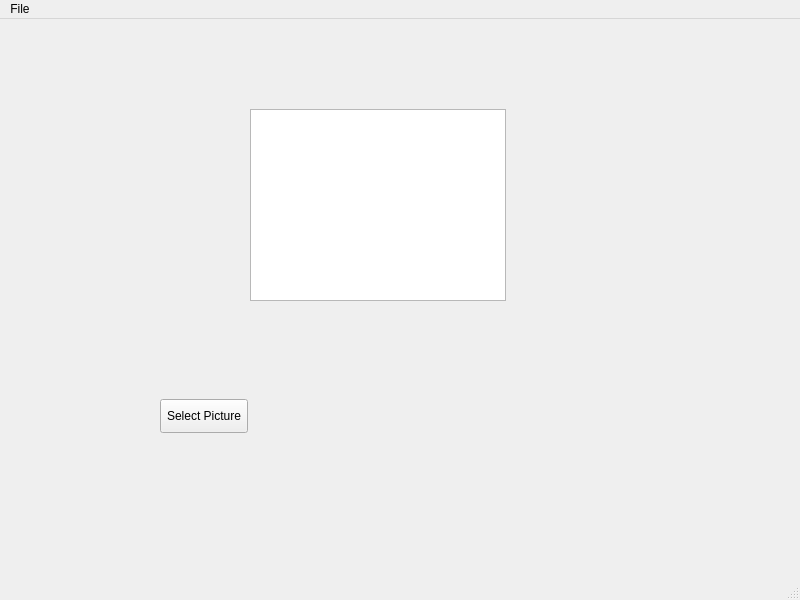
The window that Mainwindow.ui (EnterpriseBCMe/MultiMedia) describes before a commit, drawn with Qt 5.
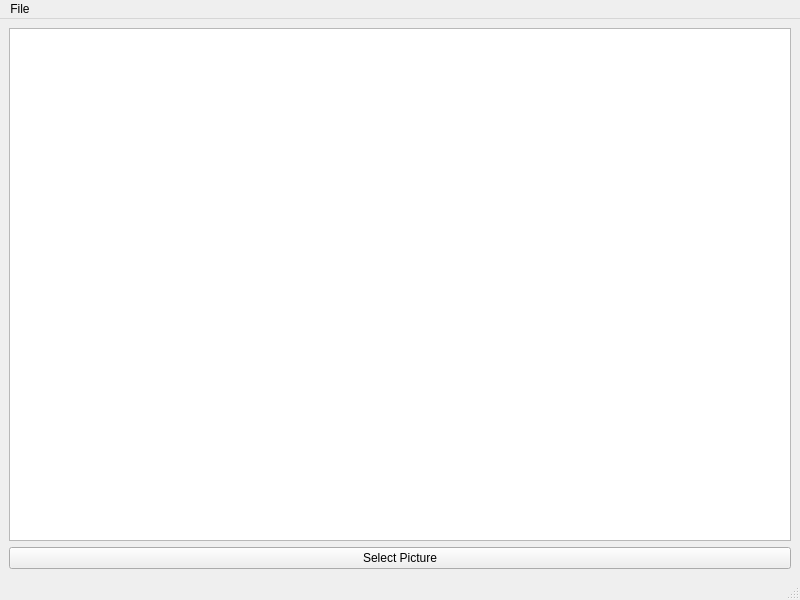
The same window after the commit.

The edit to the form file:
```diff
--- a/Mainwindow.ui
+++ b/Mainwindow.ui
@@ -14,29 +14,43 @@
    <string>MainWindow</string>
   </property>
   <widget class="QWidget" name="centralwidget">
-   <widget class="QGraphicsView" name="graphicsView">
-    <property name="geometry">
-     <rect>
-      <x>250</x>
-      <y>90</y>
-      <width>256</width>
-      <height>192</height>
-     </rect>
-    </property>
-   </widget>
-   <widget class="QPushButton" name="pushButton">
-    <property name="geometry">
-     <rect>
-      <x>160</x>
-      <y>380</y>
-      <width>88</width>
-      <height>34</height>
-     </rect>
-    </property>
-    <property name="text">
-     <string>Select Picture</string>
-    </property>
-   </widget>
+   <property name="sizePolicy">
+    <sizepolicy hsizetype="Expanding" vsizetype="Expanding">
+     <horstretch>0</horstretch>
+     <verstretch>0</verstretch>
+    </sizepolicy>
+   </property>
+   <layout class="QVBoxLayout" name="verticalLayout">
+    <item>
+     <widget class="QGraphicsView" name="picturePreview">
+      <property name="minimumSize">
+       <size>
+        <width>100</width>
+        <height>100</height>
+       </size>
+      </property>
+     </widget>
+    </item>
+    <item>
+     <widget class="QPushButton" name="selectPcture">
+      <property name="sizePolicy">
+       <sizepolicy hsizetype="Expanding" vsizetype="Fixed">
+        <horstretch>0</horstretch>
+        <verstretch>0</verstretch>
+       </sizepolicy>
+      </property>
+      <property name="minimumSize">
+       <size>
+        <width>100</width>
+        <height>10</height>
+       </size>
+      </property>
+      <property name="text">
+       <string>Select Picture</string>
+      </property>
+     </widget>
+    </item>
+   </layout>
   </widget>
   <widget class="QMenuBar" name="menubar">
    <property name="geometry">
```
Left out of the diff: 22 changed lines with no effect on the pictures.
